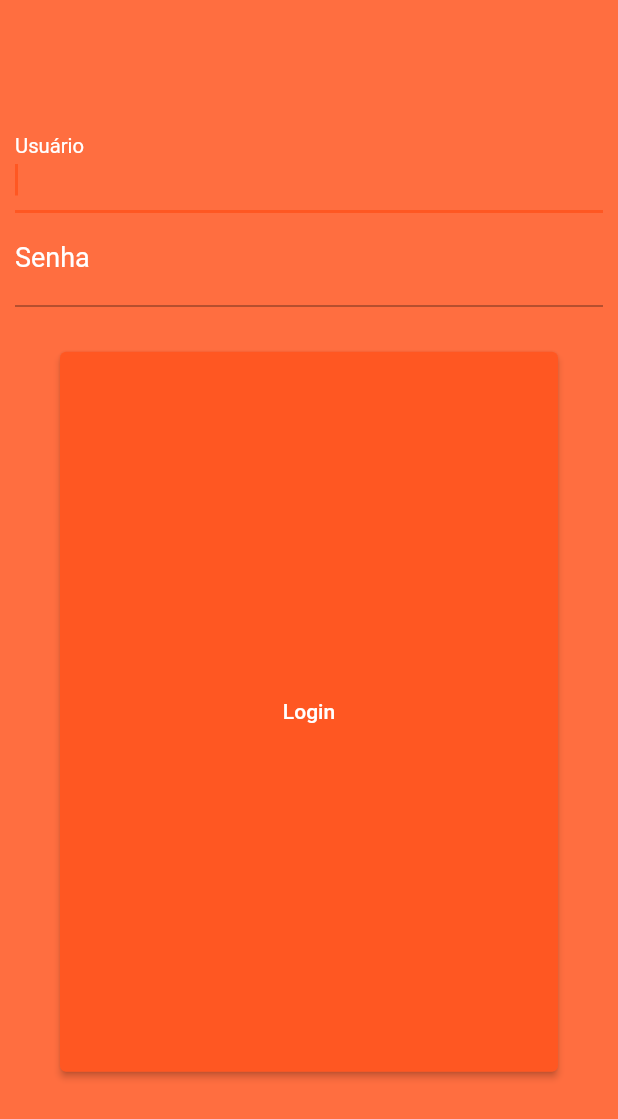
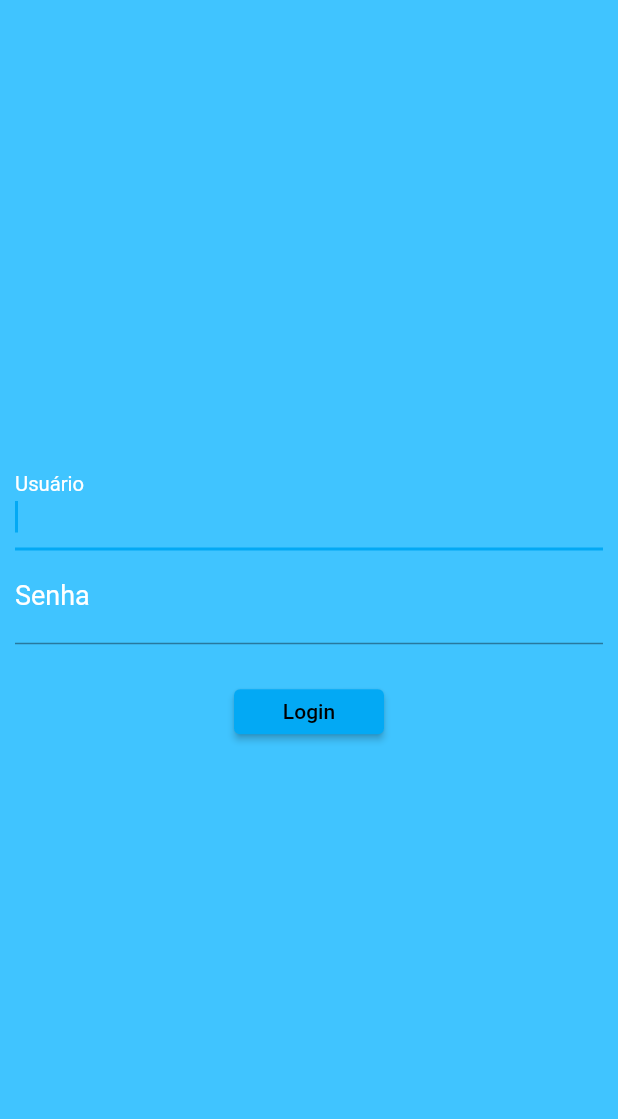
Before and after one commit to gkpiccoli/login_page, a Flutter app: the screen it shows after launch, on a phone screen of 412 x 824 dp. Shown: the top 1119 px of the screen. Run offline on Flutter 3.47's test engine with Material 2 defaults, Android fonts, the phone set to English and light mode, and no system bars.

Commit message:
width changes

```diff
--- a/lib/main.dart
+++ b/lib/main.dart
@@ -12,7 +12,7 @@ class MeuApp extends StatelessWidget {
   Widget build(BuildContext context) {
     return MaterialApp(
       title: 'página de login',
-      theme: ThemeData(primarySwatch: Colors.deepOrange),
+      theme: ThemeData(primarySwatch: Colors.lightBlue),
       home: const PaginaLogin(),
     );
   }
--- a/lib/pagina_login.dart
+++ b/lib/pagina_login.dart
@@ -11,7 +11,7 @@ class _PaginaLoginState extends State<PaginaLogin> {
   @override
   Widget build(BuildContext context) {
     return Scaffold(
-      backgroundColor: Colors.deepOrangeAccent,
+      backgroundColor: Colors.lightBlueAccent,
       body: Padding(
         padding: const EdgeInsets.all(10),
         child: Center(
@@ -60,8 +60,8 @@ class _PaginaLoginState extends State<PaginaLogin> {
                 child: Column(
                   children: [
                     Container(
-                      height: 500,
-                      width: 500,
+                      height: 50,
+                      width: 120,
                       padding: const EdgeInsets.fromLTRB(10, 10, 10, 10),
                       child: ElevatedButton(
                         child: const Text('Login'),
```
